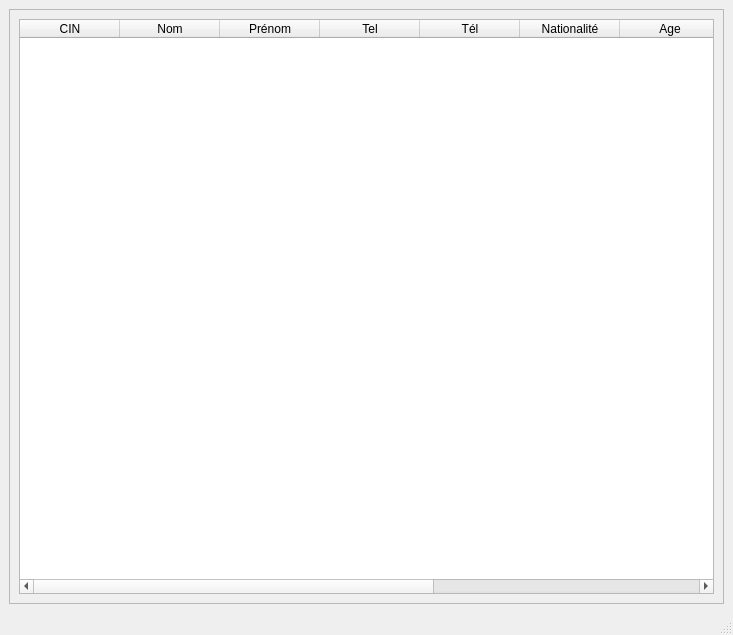
Mindblownserver/mini-project, file Personne/Afficher/affichage.ui: the form before one commit.
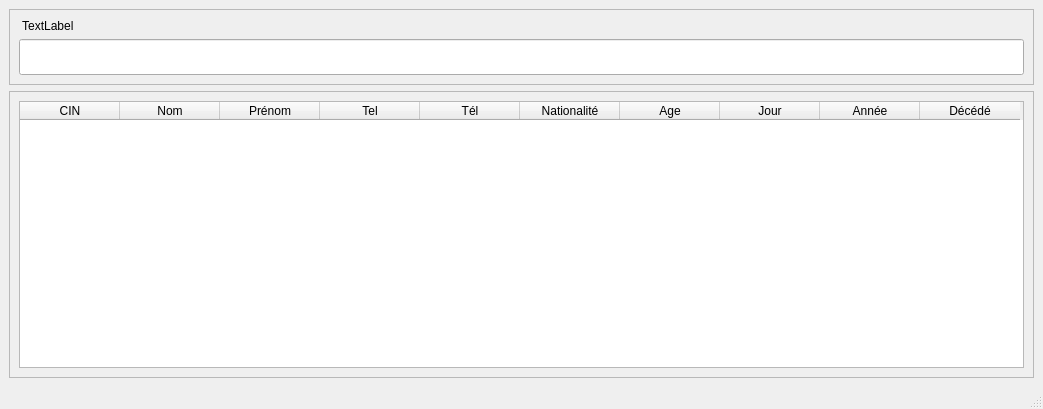
The form after the commit.

```diff
--- a/Personne/Afficher/affichage.ui
+++ b/Personne/Afficher/affichage.ui
@@ -6,8 +6,8 @@
    <rect>
     <x>0</x>
     <y>0</y>
-    <width>733</width>
-    <height>635</height>
+    <width>1024</width>
+    <height>409</height>
    </rect>
   </property>
   <property name="maximumSize">
@@ -21,12 +21,53 @@
   </property>
   <widget class="QWidget" name="centralwidget">
    <layout class="QVBoxLayout" name="verticalLayout">
-    <item>
+    <item alignment="Qt::AlignTop">
+     <widget class="QFrame" name="critere">
+      <property name="minimumSize">
+       <size>
+        <width>0</width>
+        <height>50</height>
+       </size>
+      </property>
+      <property name="frameShape">
+       <enum>QFrame::StyledPanel</enum>
+      </property>
+      <property name="frameShadow">
+       <enum>QFrame::Raised</enum>
+      </property>
+      <layout class="QVBoxLayout" name="verticalLayout_3">
+       <item>
+        <widget class="QLabel" name="label">
+         <property name="text">
+          <string> TextLabel</string>
+         </property>
+        </widget>
+       </item>
+       <item>
+        <widget class="QLineEdit" name="lineEdit">
+         <property name="minimumSize">
+          <size>
+           <width>0</width>
+           <height>36</height>
+          </size>
+         </property>
+        </widget>
+       </item>
+      </layout>
+     </widget>
+    </item>
+    <item alignment="Qt::AlignHCenter">
      <widget class="QFrame" name="frame">
+      <property name="minimumSize">
+       <size>
+        <width>1025</width>
+        <height>0</height>
+       </size>
+      </property>
       <property name="maximumSize">
        <size>
         <width>1024</width>
-        <height>16777215</height>
+        <height>166677</height>
        </size>
       </property>
       <property name="frameShape">
@@ -38,6 +79,9 @@
       <layout class="QVBoxLayout" name="verticalLayout_2">
        <item>
         <widget class="QTableWidget" name="table">
+         <property name="enabled">
+          <bool>true</bool>
+         </property>
          <attribute name="horizontalHeaderCascadingSectionResizes">
           <bool>false</bool>
          </attribute>
```
Left out of the diff: 2 changed lines with no effect on the pictures.
